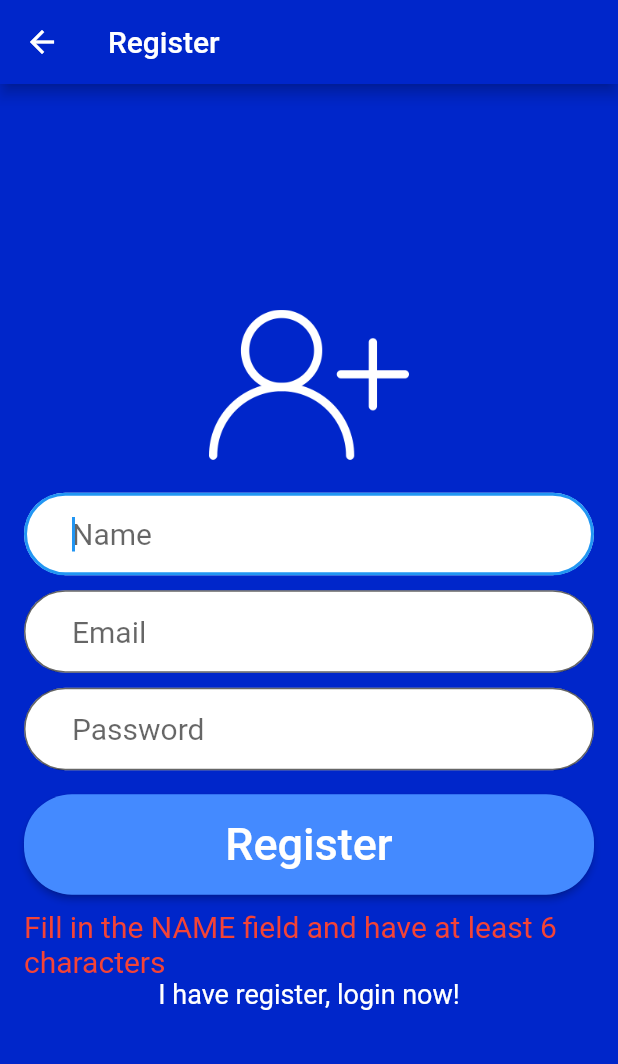
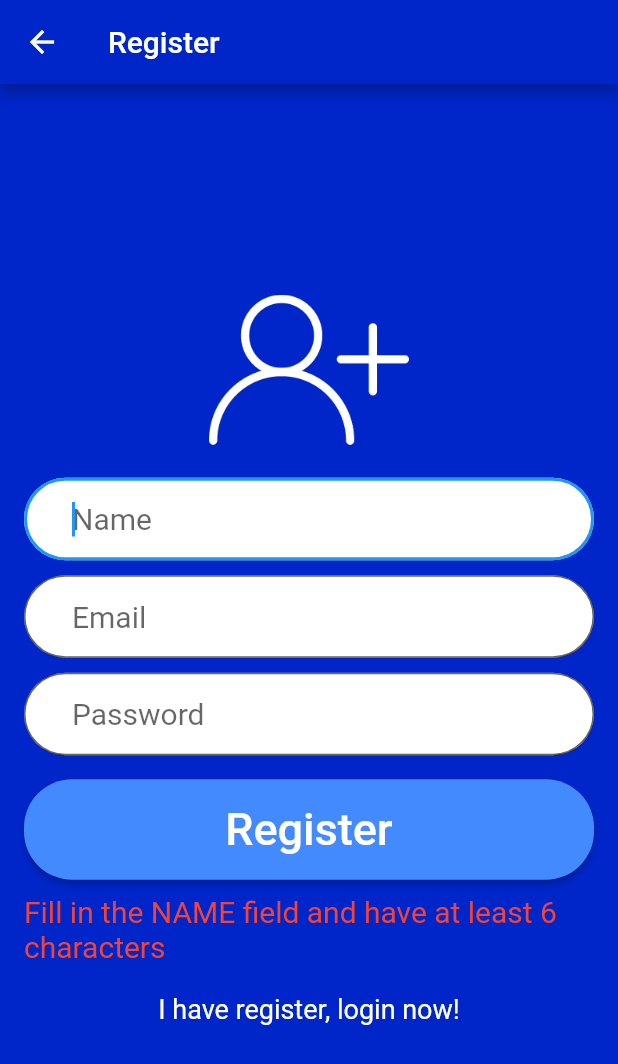
Before and after one commit to humbertoromanojr/chat-flutter, a Flutter app: the Register screen opened directly, after a tap on "Register", on a phone screen of 412 x 824 dp. Shown: the top 1064 px of the screen. Run offline on Flutter 3.47's test engine with Material 2 defaults, Android fonts, the phone set to English and light mode, and no system bars; our stand-ins replace cloud_firestore, firebase_auth; accounts and stored records are empty.

Commit message:
Small ajust alignment

```diff
--- a/lib/register.dart
+++ b/lib/register.dart
@@ -1,6 +1,8 @@
 import 'package:flutter/material.dart';
+import 'package:firebase_auth/firebase_auth.dart';
 
 import 'login.dart';
+import 'model/user.dart';
 
 class Register extends StatefulWidget {
   @override
@@ -29,7 +31,12 @@ class _RegisterState extends State<Register> {
             _messageError = "";
           });
 
-          _registerUser();
+          User user = User();
+          user.name = name;
+          user.email = email;
+          user.password = password;
+
+          _registerUser( user );
 
         } else {
           setState(() {
@@ -48,7 +55,23 @@ class _RegisterState extends State<Register> {
     }
   }
 
-  _registerUser(){
+  _registerUser( User user ){
+
+    FirebaseAuth auth = FirebaseAuth.instance;
+
+    auth.createUserWithEmailAndPassword(
+        email: user.email,
+        password: user.password
+    ).then((firebaseUser){
+      setState(() {
+        _messageError = "Registering with success!";
+      });
+    }).catchError((error){
+      setState(() {
+        print("Error: " + error.toString());
+        _messageError = "Error in register, try again please!";
+      });
+    });
 
   }
 
@@ -150,7 +173,9 @@ class _RegisterState extends State<Register> {
                     ),
                   ),
                 ),
-                Center(
+               Padding(
+                 padding: EdgeInsets.only(top: 20.0),
+                 child: Center(
                    child: GestureDetector(
                      child: Text(
                        "I have register, login now!",
@@ -165,6 +190,7 @@ class _RegisterState extends State<Register> {
                        );
                      },
                    ),
+                 ),
                )
               ],
             ),
```
Lines whose indentation alone changed are shown as unchanged.
